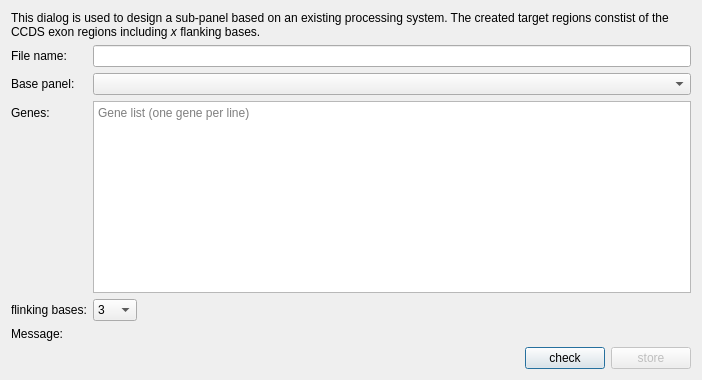
Old version of the form src/GSvar/SubpanelDesignDialog.ui in the repository imgag/ngs-bits.
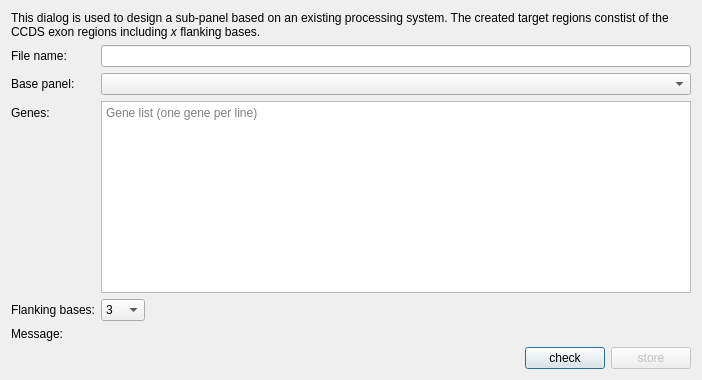
New version of the form.

Commit message: MappingQC: fixed plot bug

What changed in the file:
```diff
--- a/src/GSvar/SubpanelDesignDialog.ui
+++ b/src/GSvar/SubpanelDesignDialog.ui
@@ -133,7 +133,7 @@
    <item row="5" column="0">
     <widget class="QLabel" name="label_6">
      <property name="text">
-      <string>flinking bases:</string>
+      <string>Flanking bases:</string>
      </property>
     </widget>
    </item>
```
The commit also changes 2 other files.
